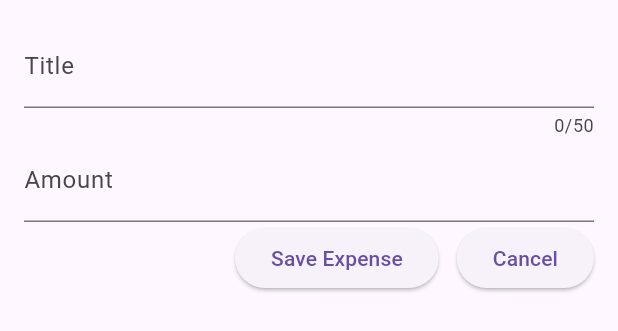
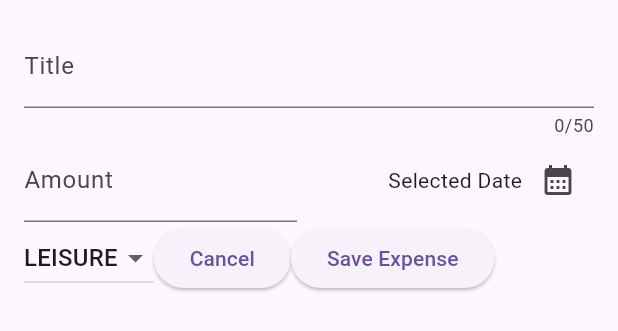
Before and after one commit to ChuckHo555/expense_tracker, a Flutter app: the NewExpense widget shown alone on an empty page, opened directly, on a phone screen of 412 x 824 dp. Shown: the top 331 px of the screen. Run offline on Flutter 3.47's test engine with Material 3 defaults, Android fonts, the phone set to English and light mode, and no system bars.

Commit message:
Added all variables and controllers for new expense

```diff
--- a/lib/widgets/new_expense.dart
+++ b/lib/widgets/new_expense.dart
@@ -1,4 +1,8 @@
+import 'package:expense_tracker/models/expense.dart';
 import 'package:flutter/material.dart';
+import 'package:intl/intl.dart';
+
+final formatter = DateFormat.yMd();
 
 class NewExpense extends StatefulWidget {
   const NewExpense({super.key});
@@ -12,12 +16,30 @@ class NewExpense extends StatefulWidget {
 class _NewExpenseState extends State<NewExpense> {
   final _titleController = TextEditingController();
   final _amountController = TextEditingController();
+  DateTime? _selectedDate;
+  Category _selectedCategory = Category.leisure;
 
+  //Controller for amount
   @override
   void dispose() {
     _titleController.dispose();
     _amountController.dispose();
+    //Make sure to dispose of it
     super.dispose();
+  }
+
+  void _presentDatePicker() async {
+    final now = DateTime.now();
+    final firstDate = DateTime(now.year - 1, now.month, now.day);
+    final pickedDate = await showDatePicker(
+      context: context,
+      initialDate: now,
+      firstDate: firstDate,
+      lastDate: now,
+    );
+    setState(() {
+      _selectedDate = pickedDate;
+    });
   }
 
   @override
@@ -26,7 +48,6 @@ class _NewExpenseState extends State<NewExpense> {
       padding: const EdgeInsets.all(16),
       child: Column(
         children: [
-          // Title input
           Row(
             children: [
               Expanded(
@@ -34,13 +55,11 @@ class _NewExpenseState extends State<NewExpense> {
                   controller: _titleController,
                   maxLength: 50,
                   keyboardType: TextInputType.name,
-                  decoration: const InputDecoration(label: Text('Title')),
+                  decoration: InputDecoration(label: Text('Title')),
                 ),
               ),
             ],
           ),
-
-          // Amount input
           Row(
             children: [
               Expanded(
@@ -48,31 +67,66 @@ class _NewExpenseState extends State<NewExpense> {
                   controller: _amountController,
                   keyboardType: TextInputType.number,
                   decoration: const InputDecoration(
-                    label: Text('Amount'),
-                    prefixText: '\$ ',
+                    prefixText: '\$',
+                    label: Text("Amount"),
                   ),
+                ),
+              ),
+              const SizedBox(width: 16),
+              Expanded(
+                child: Row(
+                  mainAxisAlignment: MainAxisAlignment.end,
+                  crossAxisAlignment: CrossAxisAlignment.center,
+                  children: [
+                    Text(
+                      _selectedDate == null
+                          ? 'Selected Date'
+                          : formatter.format(_selectedDate!),
+                    ),
+                    IconButton(
+                      onPressed: _presentDatePicker,
+                      icon: const Icon(Icons.calendar_month),
+                    ),
+                  ],
                 ),
               ),
             ],
           ),
-
-          // Buttons
           Row(
-            mainAxisAlignment: MainAxisAlignment.end,
             children: [
+              DropdownButton(
+                value: _selectedCategory,
+                items:
+                    Category.values
+                        .map(
+                          (category) => DropdownMenuItem(
+                            value: category,
+                            child: Text(category.name.toString().toUpperCase()),
+                          ),
+                        )
+                        .toList(),
+                onChanged: (value) {
+                  if (value == null) {
+                    return;
+                  }
+                  setState(() {
+                    _selectedCategory = value;
+                  });
+                },
+              ),
               ElevatedButton(
                 onPressed: () {
-                  print('Title: ${_titleController.text}');
-                  print('Amount: ${_amountController.text}');
+                  Navigator.pop(context);
                 },
-                child: const Text('Save Expense'),
+                child: const Text("Cancel"),
               ),
-              const SizedBox(width: 12),
               ElevatedButton(
                 onPressed: () {
-                  Navigator.pop(context); // Closes the modal
+                  print(_titleController.text);
+                  print(_amountController.text);
+                  //print the amount data
                 },
-                child: const Text('Cancel'),
+                child: Text('Save Expense'),
               ),
             ],
           ),
```
